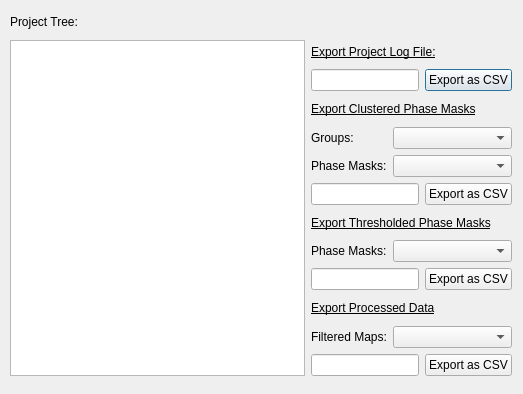
This is Export_Dialog.ui in ianthomas23/QACD-quack as Qt 5 draws it before an edit. The edited form follows.
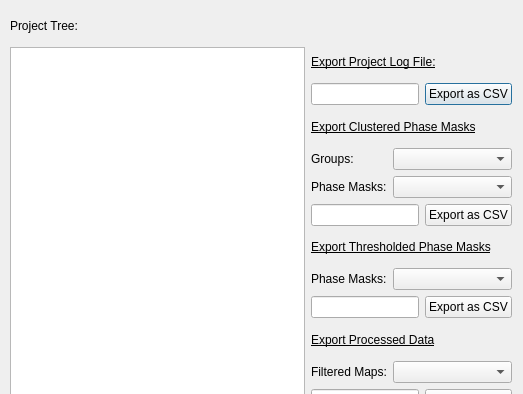
This is the edited form. Icons and pictures are not drawn.

The edit to the form file:
```diff
--- a/Export_Dialog.ui
+++ b/Export_Dialog.ui
@@ -11,7 +11,7 @@
    </rect>
   </property>
   <property name="sizePolicy">
-   <sizepolicy hsizetype="Fixed" vsizetype="Fixed">
+   <sizepolicy hsizetype="Preferred" vsizetype="Preferred">
     <horstretch>0</horstretch>
     <verstretch>0</verstretch>
    </sizepolicy>
@@ -29,13 +29,13 @@
    <iconset resource="ProjectManager.qrc">
     <normaloff>:/main_icon/16x16.png</normaloff>:/main_icon/16x16.png</iconset>
   </property>
-  <widget class="QWidget" name="">
+  <widget class="QWidget" name="layoutWidget">
    <property name="geometry">
     <rect>
      <x>10</x>
      <y>10</y>
      <width>502</width>
-     <height>366</height>
+     <height>401</height>
     </rect>
    </property>
    <layout class="QGridLayout" name="gridLayout">
```
